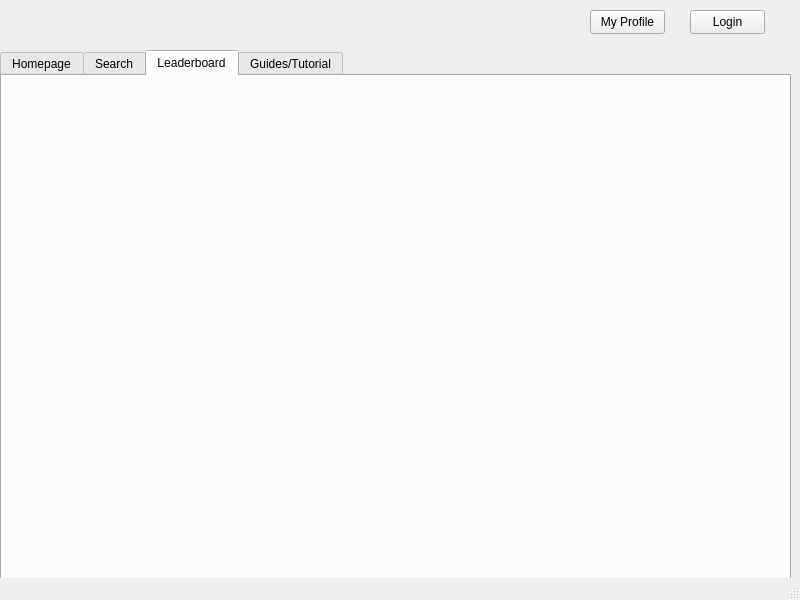
Qt form client/form.ui (SushantKumarPandey/Crypto-Tradeing-App-with-fake-currency) before a commit.
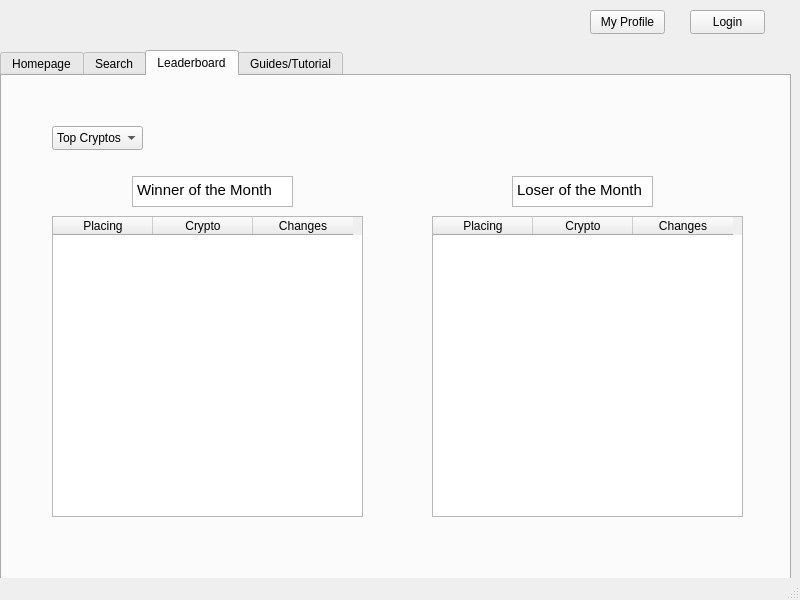
The same form after that commit. The open tabs and pages were chosen to show the change.

Commit message: feat(Leaderboard): UI for the Leaderboards added

Diff of the .ui file:
```diff
--- a/client/form.ui
+++ b/client/form.ui
@@ -67,11 +67,127 @@
       <property name="geometry">
        <rect>
         <x>0</x>
-        <y>0</y>
+        <y>80</y>
         <width>781</width>
-        <height>501</height>
+        <height>421</height>
        </rect>
       </property>
+      <widget class="QTableWidget" name="tableWidget_2">
+       <property name="geometry">
+        <rect>
+         <x>430</x>
+         <y>60</y>
+         <width>311</width>
+         <height>301</height>
+        </rect>
+       </property>
+       <column>
+        <property name="text">
+         <string>Placing</string>
+        </property>
+       </column>
+       <column>
+        <property name="text">
+         <string>Crypto</string>
+        </property>
+       </column>
+       <column>
+        <property name="text">
+         <string>Changes</string>
+        </property>
+       </column>
+      </widget>
+      <widget class="QTableWidget" name="tableWidget">
+       <property name="geometry">
+        <rect>
+         <x>50</x>
+         <y>60</y>
+         <width>311</width>
+         <height>301</height>
+        </rect>
+       </property>
+       <column>
+        <property name="text">
+         <string>Placing</string>
+        </property>
+       </column>
+       <column>
+        <property name="text">
+         <string>Crypto</string>
+        </property>
+       </column>
+       <column>
+        <property name="text">
+         <string>Changes</string>
+        </property>
+       </column>
+      </widget>
+      <widget class="QTextEdit" name="textEdit">
+       <property name="geometry">
+        <rect>
+         <x>130</x>
+         <y>20</y>
+         <width>161</width>
+         <height>31</height>
+        </rect>
+       </property>
+       <property name="html">
+        <string>&lt;!DOCTYPE HTML PUBLIC &quot;-//W3C//DTD HTML 4.0//EN&quot; &quot;http://www.w3.org/TR/REC-html40/strict.dtd&quot;&gt;
+&lt;html&gt;&lt;head&gt;&lt;meta name=&quot;qrichtext&quot; content=&quot;1&quot; /&gt;&lt;meta charset=&quot;utf-8&quot; /&gt;&lt;style type=&quot;text/css&quot;&gt;
+p, li { white-space: pre-wrap; }
+hr { height: 1px; border-width: 0; }
+li.unchecked::marker { content: &quot;\2610&quot;; }
+li.checked::marker { content: &quot;\2612&quot;; }
+&lt;/style&gt;&lt;/head&gt;&lt;body style=&quot; font-family:'Segoe UI'; font-size:9pt; font-weight:400; font-style:normal;&quot;&gt;
+&lt;p style=&quot; margin-top:0px; margin-bottom:0px; margin-left:0px; margin-right:0px; -qt-block-indent:0; text-indent:0px;&quot;&gt;&lt;span style=&quot; font-size:11pt;&quot;&gt;Winner of the Month&lt;/span&gt;&lt;/p&gt;&lt;/body&gt;&lt;/html&gt;</string>
+       </property>
+      </widget>
+      <widget class="QTextEdit" name="textEdit_2">
+       <property name="geometry">
+        <rect>
+         <x>510</x>
+         <y>20</y>
+         <width>141</width>
+         <height>31</height>
+        </rect>
+       </property>
+       <property name="html">
+        <string>&lt;!DOCTYPE HTML PUBLIC &quot;-//W3C//DTD HTML 4.0//EN&quot; &quot;http://www.w3.org/TR/REC-html40/strict.dtd&quot;&gt;
+&lt;html&gt;&lt;head&gt;&lt;meta name=&quot;qrichtext&quot; content=&quot;1&quot; /&gt;&lt;meta charset=&quot;utf-8&quot; /&gt;&lt;style type=&quot;text/css&quot;&gt;
+p, li { white-space: pre-wrap; }
+hr { height: 1px; border-width: 0; }
+li.unchecked::marker { content: &quot;\2610&quot;; }
+li.checked::marker { content: &quot;\2612&quot;; }
+&lt;/style&gt;&lt;/head&gt;&lt;body style=&quot; font-family:'Segoe UI'; font-size:9pt; font-weight:400; font-style:normal;&quot;&gt;
+&lt;p style=&quot; margin-top:0px; margin-bottom:0px; margin-left:0px; margin-right:0px; -qt-block-indent:0; text-indent:0px;&quot;&gt;&lt;span style=&quot; font-size:11pt;&quot;&gt;Loser of the Month&lt;/span&gt;&lt;/p&gt;&lt;/body&gt;&lt;/html&gt;</string>
+       </property>
+      </widget>
+     </widget>
+     <widget class="QComboBox" name="comboBox">
+      <property name="geometry">
+       <rect>
+        <x>50</x>
+        <y>50</y>
+        <width>91</width>
+        <height>24</height>
+       </rect>
+      </property>
+      <property name="cursor">
+       <cursorShape>ArrowCursor</cursorShape>
+      </property>
+      <property name="acceptDrops">
+       <bool>true</bool>
+      </property>
+      <item>
+       <property name="text">
+        <string>Top Cryptos</string>
+       </property>
+      </item>
+      <item>
+       <property name="text">
+        <string>Top Player</string>
+       </property>
+      </item>
      </widget>
     </widget>
     <widget class="QWidget" name="tab_4">
```
Left out of the diff: 2 changed lines with no effect on the pictures.
